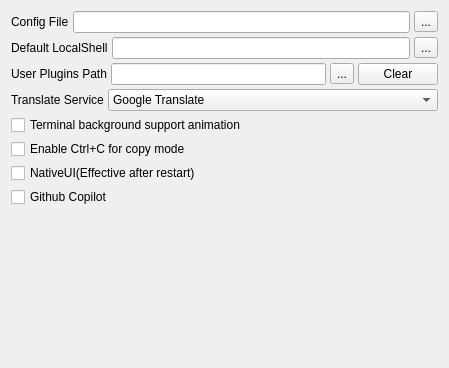
Before: the Qt Designer form src/globaloptions/globaloptionsadvancedwidget.ui in QQxiaoming/quardCRT, drawn with Qt 5.
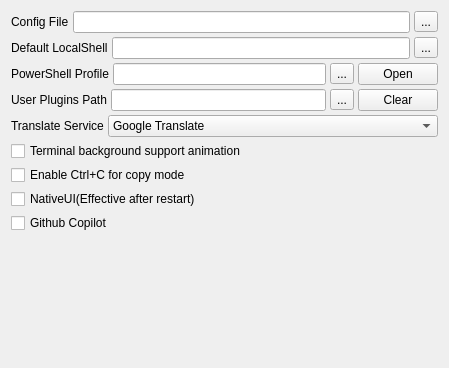
After: the same form once the commit is applied.

Commit message: Add custom Local Shell Profile path feature for Windows

```diff
--- a/src/globaloptions/globaloptionsadvancedwidget.ui
+++ b/src/globaloptions/globaloptionsadvancedwidget.ui
@@ -82,6 +82,41 @@
      </item>
     </layout>
    </item>
+   <item>
+    <layout class="QHBoxLayout" name="horizontalLayout_32">
+     <item>
+      <widget class="QLabel" name="labelPowerShellProfile">
+       <property name="text">
+        <string>PowerShell Profile</string>
+       </property>
+      </widget>
+     </item>
+     <item>
+      <widget class="QLineEdit" name="lineEditPowerShellProfile">
+       <property name="toolTip">
+        <string>Set the PowerShell profile path</string>
+       </property>
+      </widget>
+     </item>
+     <item>
+      <widget class="QToolButton" name="toolButtonPowerShellProfile">
+       <property name="toolTip">
+        <string>Choose the PowerShell profile path</string>
+       </property>
+       <property name="text">
+        <string notr="true">...</string>
+       </property>
+      </widget>
+     </item>
+     <item>
+      <widget class="QPushButton" name="pushButtonPowerShellProfile">
+       <property name="text">
+        <string>Open</string>
+       </property>
+      </widget>
+     </item>
+    </layout>
+   </item>
    <item>
     <layout class="QHBoxLayout" name="horizontalLayout_3">
      <property name="spacing">
```
Left out of the diff: 8 changed lines with no effect on the pictures. The commit also changes 8 other files.
